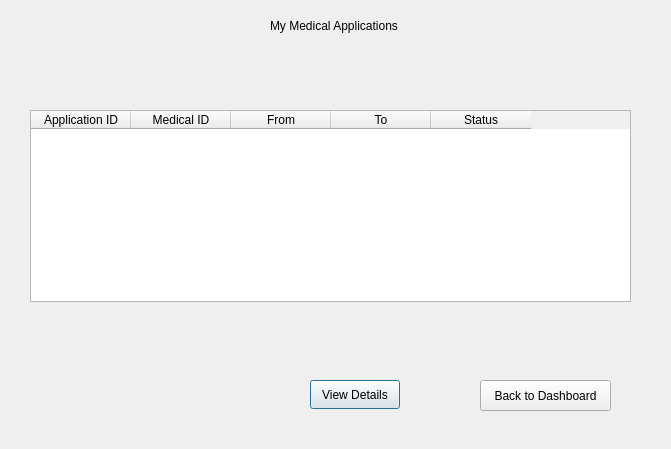
Old version of the form myapplications.ui in the repository sanjanaCSwyb/U-MAMS.
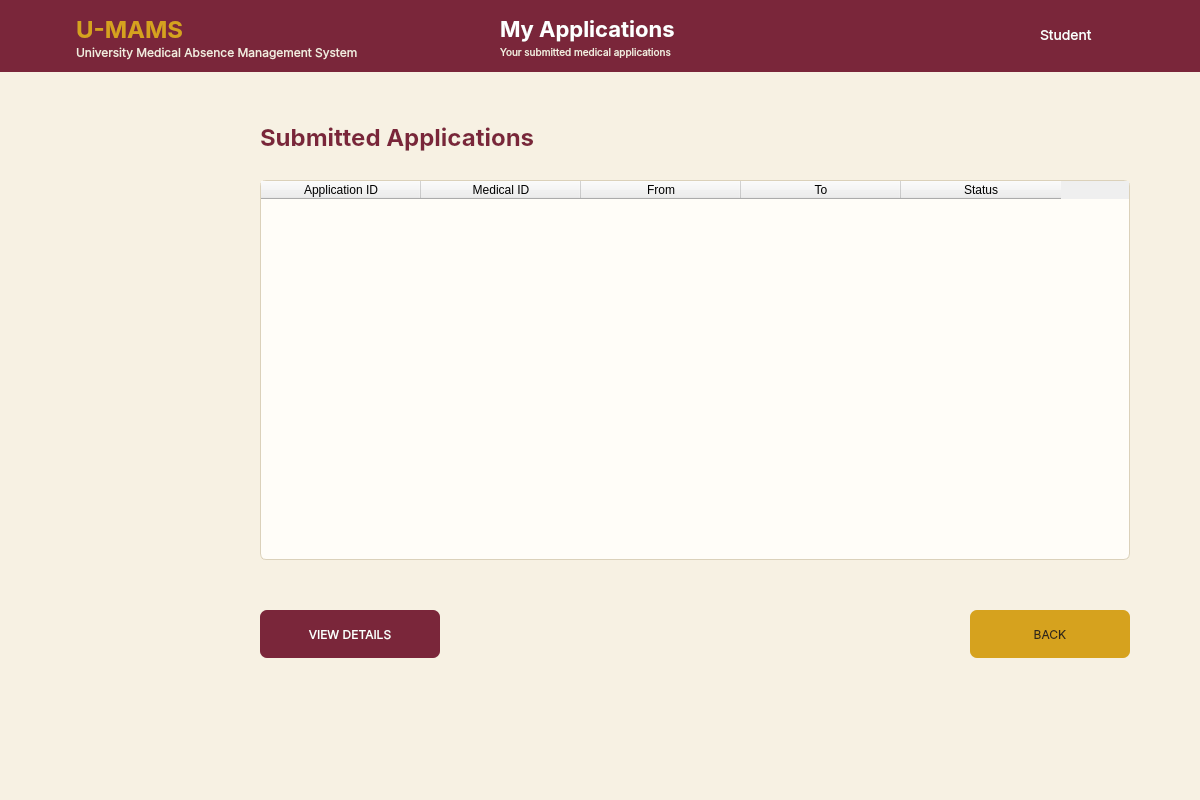
New version of the form. Icons and pictures are not drawn.

Patch:
```diff
--- a/myapplications.ui
+++ b/myapplications.ui
@@ -6,34 +6,168 @@
    <rect>
     <x>0</x>
     <y>0</y>
-    <width>671</width>
-    <height>449</height>
+    <width>1200</width>
+    <height>800</height>
    </rect>
   </property>
+  <property name="minimumSize">
+   <size>
+    <width>900</width>
+    <height>600</height>
+   </size>
+  </property>
   <property name="windowTitle">
    <string>Dialog</string>
   </property>
+  <property name="styleSheet">
+   <string notr="true">QDialog#MyApplications { background-color: #F7F1E3; }</string>
+  </property>
+  <widget class="QWidget" name="figmaCanvas">
+   <property name="geometry">
+    <rect>
+     <x>0</x>
+     <y>0</y>
+     <width>1200</width>
+     <height>800</height>
+    </rect>
+   </property>
+   <widget class="QFrame" name="headerFrame">
+    <property name="geometry">
+     <rect>
+      <x>0</x>
+      <y>0</y>
+      <width>1200</width>
+      <height>72</height>
+     </rect>
+    </property>
+    <property name="styleSheet">
+     <string notr="true">background-color: #7A263A; border: none; border-radius: 0px;</string>
+    </property>
+   </widget>
+   <widget class="QLabel" name="lblUniversityLogo">
+    <property name="geometry">
+     <rect>
+      <x>22</x>
+      <y>16</y>
+      <width>42</width>
+      <height>42</height>
+     </rect>
+    </property>
+    <property name="text">
+     <string notr="true"/>
+    </property>
+    <property name="styleSheet">
+     <string notr="true">font-family: Inter; font-size: 12px; font-weight: 400; color: #202428; background: transparent; border: none;</string>
+    </property>
+    <property name="pixmap">
+     <pixmap>:/assets/wayamba_logo.png</pixmap>
+    </property>
+    <property name="scaledContents">
+     <bool>true</bool>
+    </property>
+   </widget>
+   <widget class="QLabel" name="lblBrand">
+    <property name="geometry">
+     <rect>
+      <x>76</x>
+      <y>14</y>
+      <width>220</width>
+      <height>30</height>
+     </rect>
+    </property>
+    <property name="text">
+     <string notr="true">U-MAMS</string>
+    </property>
+    <property name="styleSheet">
+     <string notr="true">font-family: Inter; font-size: 24px; font-weight: 600; color: #D6A21E; background: transparent; border: none;</string>
+    </property>
+   </widget>
+   <widget class="QLabel" name="lblSystemCaption">
+    <property name="geometry">
+     <rect>
+      <x>76</x>
+      <y>44</y>
+      <width>420</width>
+      <height>16</height>
+     </rect>
+    </property>
+    <property name="text">
+     <string notr="true">University Medical Absence Management System</string>
+    </property>
+    <property name="styleSheet">
+     <string notr="true">font-family: Inter; font-size: 12px; font-weight: 400; color: #F5EBE0; background: transparent; border: none;</string>
+    </property>
+   </widget>
+   <widget class="QLabel" name="lblHeaderTitle">
+    <property name="geometry">
+     <rect>
+      <x>500</x>
+      <y>14</y>
+      <width>430</width>
+      <height>30</height>
+     </rect>
+    </property>
+    <property name="text">
+     <string notr="true">My Applications</string>
+    </property>
+    <property name="styleSheet">
+     <string notr="true">font-family: Inter; font-size: 22px; font-weight: 600; color: #FFFFFF; background: transparent; border: none;</string>
+    </property>
+   </widget>
+   <widget class="QLabel" name="lblHeaderSubtitle">
+    <property name="geometry">
+     <rect>
+      <x>500</x>
+      <y>44</y>
+      <width>440</width>
+      <height>16</height>
+     </rect>
+    </property>
+    <property name="text">
+     <string notr="true">Your submitted medical applications</string>
+    </property>
+    <property name="styleSheet">
+     <string notr="true">font-family: Inter; font-size: 10px; font-weight: 400; color: #F5EBE0; background: transparent; border: none;</string>
+    </property>
+   </widget>
+   <widget class="QLabel" name="lblHeaderUser">
+    <property name="geometry">
+     <rect>
+      <x>1040</x>
+      <y>24</y>
+      <width>90</width>
+      <height>22</height>
+     </rect>
+    </property>
+    <property name="text">
+     <string notr="true">Student</string>
+    </property>
+    <property name="styleSheet">
+     <string notr="true">font-family: Inter; font-size: 14px; font-weight: 400; color: #FFFFFF; background: transparent; border: none;</string>
+    </property>
+   </widget>
   <widget class="QLabel" name="lblTitle">
    <property name="geometry">
     <rect>
-     <x>270</x>
-     <y>10</y>
-     <width>161</width>
-     <height>31</height>
+      <x>260</x>
+      <y>119</y>
+      <width>800</width>
+      <height>36</height>
     </rect>
    </property>
    <property name="text">
-    <string>My Medical Applications</string>
+     <string notr="true">Submitted Applications</string>
+    </property>
+    <property name="wordWrap">
+     <bool>false</bool>
+    </property>
+    <property name="styleSheet">
+     <string notr="true">font-family: Inter; font-size: 24px; font-weight: 600; color: #7A263A; background: transparent; border: none;</string>
    </property>
   </widget>
   <widget class="QTableWidget" name="tblApplications">
-   <property name="geometry">
-    <rect>
-     <x>30</x>
-     <y>110</y>
-     <width>601</width>
-     <height>192</height>
-    </rect>
+    <property name="selectionBehavior">
+     <enum>QAbstractItemView::SelectRows</enum>
    </property>
    <column>
     <property name="text">
@@ -60,32 +194,86 @@
      <string>Status</string>
     </property>
    </column>
+    <property name="columnCount">
+     <number>5</number>
+    </property>
+    <property name="geometry">
+     <rect>
+      <x>260</x>
+      <y>180</y>
+      <width>870</width>
+      <height>380</height>
+     </rect>
+    </property>
+    <property name="showGrid">
+     <bool>false</bool>
+    </property>
+    <property name="alternatingRowColors">
+     <bool>false</bool>
+    </property>
+    <property name="frameShape">
+     <enum>QFrame::NoFrame</enum>
+    </property>
+    <property name="horizontalScrollBarPolicy">
+     <enum>Qt::ScrollBarAlwaysOff</enum>
+    </property>
+    <property name="verticalScrollBarPolicy">
+     <enum>Qt::ScrollBarAsNeeded</enum>
+    </property>
+    <property name="styleSheet">
+     <string notr="true">QTableWidget { font-family: Inter; font-size: 11px; color: #303333; background: #FFFDF8; border: 1px solid #DBD1BA; border-radius: 6px; gridline-color: transparent; selection-background-color: #F2E8D4; selection-color: #303333; } QTableWidget::item { border: none; padding: 0px 20px; } QHeaderView { background: #FFFDF8; } QHeaderView::section { font-family: Inter; font-size: 11px; font-weight: 400; color: #7A263A; background: #FFFDF8; border: none; padding: 12px 20px; text-align: left; } QTableCornerButton::section { background: #FFFDF8; border: none; }</string>
+    </property>
+    <attribute name="verticalHeaderVisible">
+     <bool>false</bool>
+    </attribute>
+    <attribute name="horizontalHeaderVisible">
+     <bool>true</bool>
+    </attribute>
+    <attribute name="verticalHeaderDefaultSectionSize">
+     <number>78</number>
+    </attribute>
+    <attribute name="horizontalHeaderDefaultSectionSize">
+     <number>160</number>
+    </attribute>
   </widget>
   <widget class="QPushButton" name="btnViewDetails">
    <property name="geometry">
     <rect>
-     <x>310</x>
-     <y>380</y>
-     <width>90</width>
-     <height>29</height>
+      <x>260</x>
+      <y>610</y>
+      <width>180</width>
+      <height>48</height>
     </rect>
    </property>
    <property name="text">
-    <string>View Details</string>
+     <string notr="true">VIEW DETAILS</string>
+    </property>
+    <property name="styleSheet">
+     <string notr="true">QPushButton { font-family: Inter; font-size: 12px; font-weight: 400; color: #FFFFFF; background-color: #7A263A; border: none; border-radius: 7px; padding: 0px; } QPushButton:hover { border: 1px solid #D6A21E; } QPushButton:pressed { padding-top: 1px; }</string>
+    </property>
+    <property name="cursor">
+     <cursorShape>PointingHandCursor</cursorShape>
    </property>
   </widget>
   <widget class="QPushButton" name="btnBack">
    <property name="geometry">
     <rect>
-     <x>480</x>
-     <y>380</y>
-     <width>131</width>
-     <height>31</height>
+      <x>970</x>
+      <y>610</y>
+      <width>160</width>
+      <height>48</height>
     </rect>
    </property>
    <property name="text">
-    <string>Back to Dashboard</string>
-   </property>
+     <string notr="true">BACK</string>
+    </property>
+    <property name="styleSheet">
+     <string notr="true">QPushButton { font-family: Inter; font-size: 12px; font-weight: 400; color: #30271B; background-color: #D6A21E; border: none; border-radius: 7px; padding: 0px; } QPushButton:hover { border: 1px solid #D6A21E; } QPushButton:pressed { padding-top: 1px; }</string>
+    </property>
+    <property name="cursor">
+     <cursorShape>PointingHandCursor</cursorShape>
+    </property>
+   </widget>
   </widget>
  </widget>
  <resources/>
```
Left out of the diff: 7 changed lines with no effect on the pictures. Lines whose indentation alone changed are shown as unchanged.
